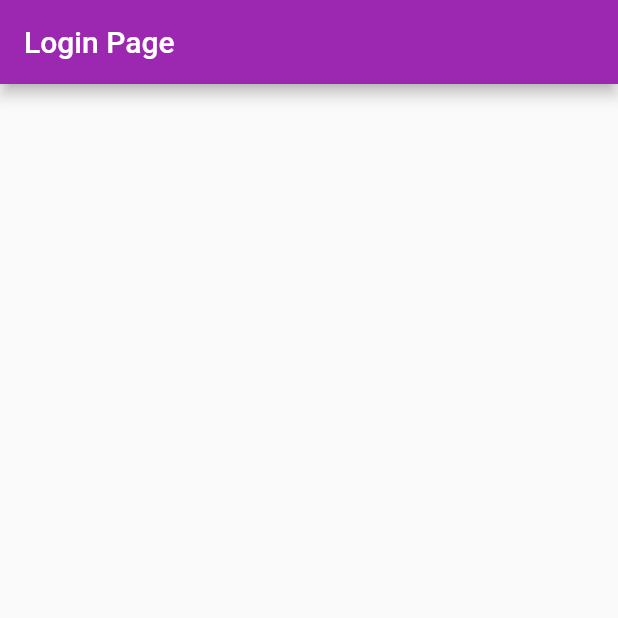
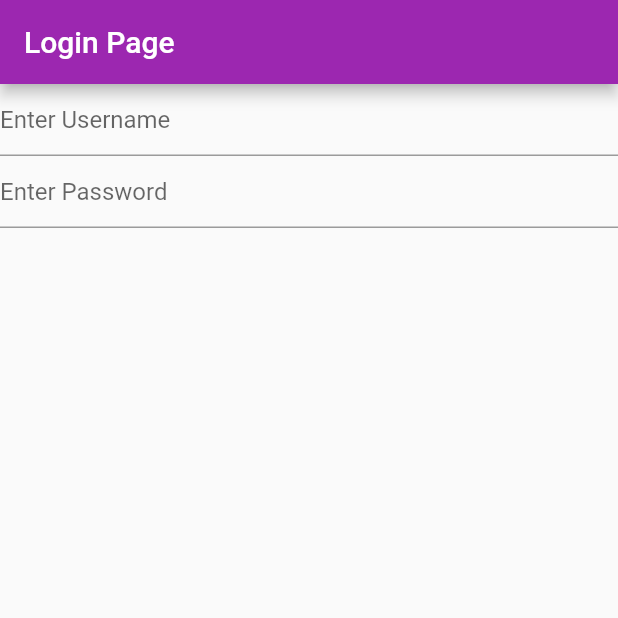
Before and after one commit to HeerPatel21/tutorial_flutter_24, a Flutter app: the screen it shows after launch, on a phone screen of 412 x 824 dp, the top half of it. Run offline on Flutter 3.47's test engine with Material 2 defaults, Android fonts, the phone set to English and light mode, and no system bars.

```diff
--- a/lib/pages/login_page.dart
+++ b/lib/pages/login_page.dart
@@ -20,10 +20,17 @@ class _LoginPageState extends State<LoginPage> {
           children: <Widget>[
             Form(
                 child: Column(
-              children: <Widget>[],
-            ))
-          ],
-        ),
+              children: <Widget>[
+                TextFormField(
+                  decoration: InputDecoration(hintText: "Enter Username"),
+                ), //Textformfield
+                TextFormField(
+                  decoration: InputDecoration(hintText: "Enter Password"),
+                ), //Textformfield
+              ], //widget
+            )) //column//form
+          ], //widget
+        ), //column
       ), //SinglChild
     ); //Scaffold
   }
```
Also changed, not shown: 1 other file.
